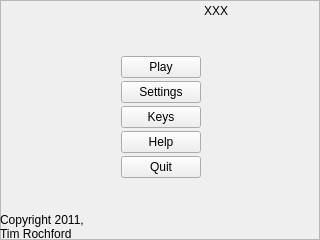
Qt form mainMenuFrame.ui (rochford/cutefootball) before a commit.
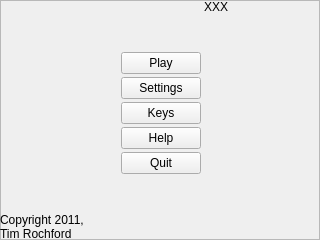
The same form after that commit.

What changed in the file:
```diff
--- a/mainMenuFrame.ui
+++ b/mainMenuFrame.ui
@@ -158,7 +158,46 @@
       </property>
      </spacer>
     </item>
+    <item row="0" column="2">
+     <layout class="QVBoxLayout" name="verticalLayout_3">
+      <item>
+       <widget class="QLabel" name="versionLabel">
+        <property name="text">
+         <string notr="true">XXX</string>
+        </property>
+       </widget>
+      </item>
+      <item>
+       <spacer name="verticalSpacer_5">
+        <property name="orientation">
+         <enum>Qt::Vertical</enum>
+        </property>
+        <property name="sizeHint" stdset="0">
+         <size>
+          <width>20</width>
+          <height>40</height>
+         </size>
+        </property>
+       </spacer>
+      </item>
+     </layout>
+    </item>
     <item row="2" column="0">
+     <layout class="QVBoxLayout" name="verticalLayout_4">
+      <item>
+       <spacer name="verticalSpacer_6">
+        <property name="orientation">
+         <enum>Qt::Vertical</enum>
+        </property>
+        <property name="sizeHint" stdset="0">
+         <size>
+          <width>20</width>
+          <height>40</height>
+         </size>
+        </property>
+       </spacer>
+      </item>
+      <item>
      <widget class="QLabel" name="copyrightLabel">
       <property name="text">
        <string notr="true">Copyright 2011,
@@ -166,12 +205,7 @@
       </property>
      </widget>
     </item>
-    <item row="0" column="2">
-     <widget class="QLabel" name="versionLabel">
-      <property name="text">
-       <string notr="true">XXX</string>
-      </property>
-     </widget>
+     </layout>
     </item>
    </layout>
   </widget>
```
Lines whose indentation alone changed are shown as unchanged.
